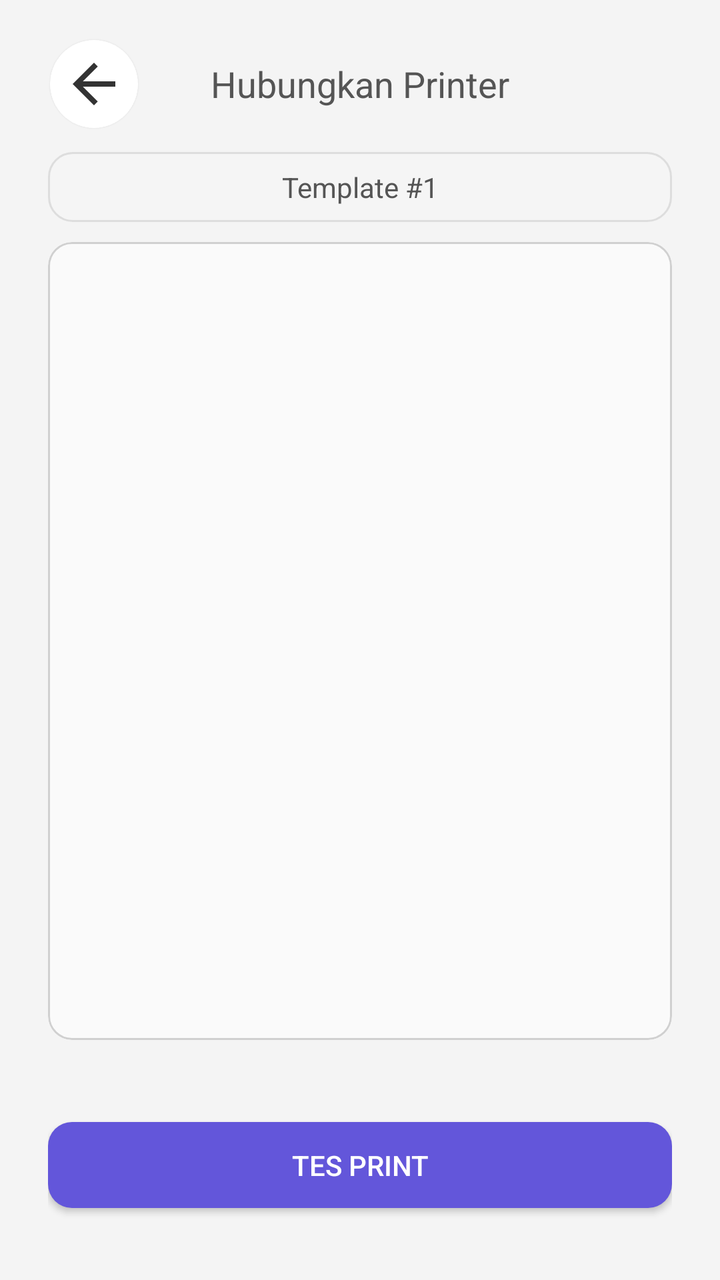
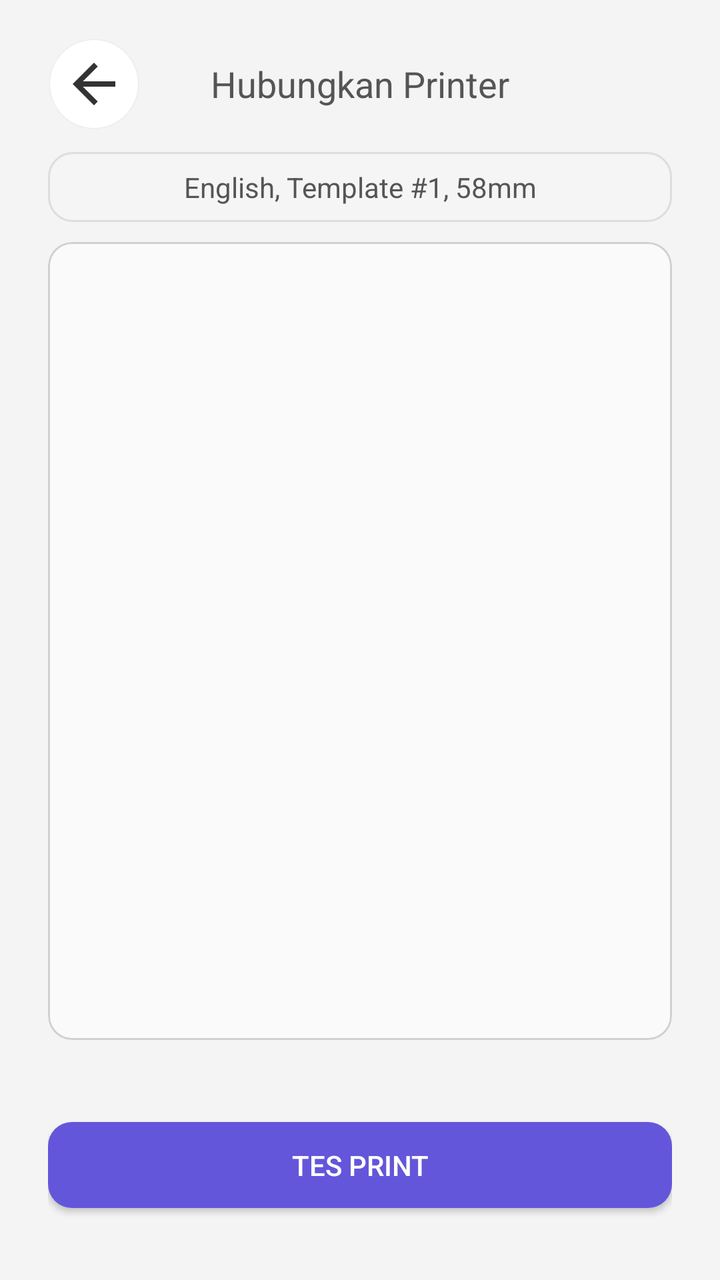

Two renders of the same Android screen: before a commit and after it. Below are the layout's source before the change and the commit's diff.
<!-- AndroidManifest.xml: application theme Theme.KeKitaPrintBridge -->
<!-- res/layout/activity_test_print.xml -->
<?xml version="1.0" encoding="utf-8"?>
<RelativeLayout xmlns:android="http://schemas.android.com/apk/res/android"
    xmlns:app="http://schemas.android.com/apk/res-auto"
    android:id="@+id/wrap"
    android:layout_width="match_parent"
    android:layout_height="match_parent"
    android:background="#F4F4F4">

    <RelativeLayout
        android:id="@+id/top"
        android:layout_width="match_parent"
        android:layout_height="wrap_content">

        <androidx.cardview.widget.CardView
            android:layout_width="wrap_content"
            android:layout_height="wrap_content"
            android:layout_marginStart="25dp"
            android:layout_marginTop="20dp"
            android:layout_marginBottom="2dp"
            android:clickable="true"
            android:focusable="true"
            android:foreground="?android:selectableItemBackground"
            android:onClick="onBack"
            android:outlineSpotShadowColor="#00000000"
            app:cardBackgroundColor="#FFF"
            app:cardCornerRadius="22dp"
            app:cardElevation="2dp">

            <ImageView
                android:layout_width="44dp"
                android:layout_height="44dp"
                android:padding="6dp"
                android:src="@drawable/twotone_arrow_back"
                app:tint="#333" />

        </androidx.cardview.widget.CardView>

        <TextView
            android:layout_width="wrap_content"
            android:layout_height="44dp"
            android:layout_centerHorizontal="true"
            android:layout_marginTop="20dp"
            android:focusableInTouchMode="true"
            android:gravity="center"
            android:text="Hubungkan Printer"
            android:textColor="#555"
            android:textSize="18sp" />

    </RelativeLayout>

    <LinearLayout
        android:layout_width="match_parent"
        android:layout_height="match_parent"
        android:layout_below="@id/top"
        android:gravity="center"
        android:orientation="vertical"
        android:paddingStart="24dp"
        android:paddingEnd="24dp"
        android:paddingBottom="30dp">

        <TextView
            android:id="@+id/tv_template_name"
            android:layout_width="match_parent"
            android:layout_height="wrap_content"
            android:layout_marginTop="10dp"
            android:background="@drawable/bg_info_box"
            android:gravity="center"
            android:padding="8dp"
            android:text="Template #1"
            android:textColor="#555"
            android:textSize="14sp" />

        <com.google.android.material.card.MaterialCardView
            android:layout_width="match_parent"
            android:layout_height="0dp"
            android:layout_weight="1"
            android:layout_marginTop="10dp"
            android:layout_marginBottom="20dp"
            app:cardBackgroundColor="#FAFAFA"
            app:cardCornerRadius="12dp"
            app:cardElevation="0dp"
            app:strokeColor="#D0D0D0"
            app:strokeWidth="1dp">

            <ScrollView
                android:layout_width="match_parent"
                android:layout_height="match_parent"
                android:padding="12dp">

                <TextView
                    android:id="@+id/tv_preview"
                    android:layout_width="match_parent"
                    android:layout_height="wrap_content"
                    android:typeface="monospace"
                    android:textSize="12sp"
                    android:textColor="#333333" />

            </ScrollView>

        </com.google.android.material.card.MaterialCardView>
        <com.google.android.material.button.MaterialButton
            android:id="@+id/btn_print"
            style="@style/Widget.MaterialComponents.Button"
            android:layout_width="match_parent"
            android:layout_height="55dp"
            android:layout_marginTop="15dp"
            android:letterSpacing="0"
            android:text="Tes Print"
            android:textColor="#FFF"
            app:backgroundTint="#6356da"
            app:cornerRadius="12dp" />

    </LinearLayout>

</RelativeLayout>
<!-- resources referenced by this layout -->
<resources>
  <!-- drawable bg_info_box (drawable) -->
  <shape xmlns:android="http://schemas.android.com/apk/res/android"
      android:shape="rectangle">
      <solid android:color="#F5F5F5"/>
      <corners android:radius="12dp"/>
      <stroke
          android:color="#DDDDDD"
          android:width="1dp"/>
  </shape>
  <!-- drawable twotone_arrow_back (drawable) -->
  <vector xmlns:android="http://schemas.android.com/apk/res/android" android:autoMirrored="true" android:height="24dp" android:tint="#000000" android:viewportHeight="24" android:viewportWidth="24" android:width="24dp">
        
      <path android:fillColor="@android:color/white" android:pathData="M20,11H7.83l5.59,-5.59L12,4l-8,8 8,8 1.41,-1.41L7.83,13H20v-2z"/>
      
  </vector>
  <style name="Theme.KeKitaPrintBridge" parent="Theme.MaterialComponents.Light.DarkActionBar">
          
          <item name="colorPrimary">@color/purple_500</item>
          <item name="colorPrimaryVariant">@color/purple_700</item>
          <item name="colorOnPrimary">@color/white</item>
          
          <item name="colorSecondary">@color/teal_200</item>
          <item name="colorSecondaryVariant">@color/teal_700</item>
          <item name="colorOnSecondary">@color/black</item>
          
          <item name="android:statusBarColor">?attr/colorPrimaryVariant</item>
          
      </style>
  <color name="purple_500">#FF6200EE</color>
  <color name="purple_700">#FF3700B3</color>
  <color name="white">#FFFFFFFF</color>
  <color name="teal_200">#FF03DAC5</color>
  <color name="teal_700">#FF018786</color>
  <color name="black">#FF000000</color>
</resources>

<!-- the commit's change to res/layout/activity_test_print.xml (unified diff, before → after) -->
@@ -66,7 +66,7 @@
             android:background="@drawable/bg_info_box"
             android:gravity="center"
             android:padding="8dp"
-            android:text="Template #1"
+            android:text="English, Template #1, 58mm"
             android:textColor="#555"
             android:textSize="14sp" />
 
